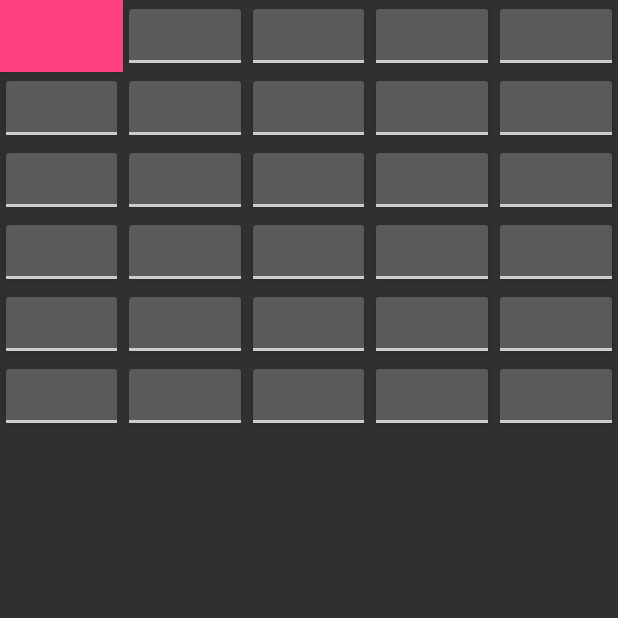
After one commit to Woktopus/BalekMobile, an Android app: the FigureActivity screen opened directly, with no data from a screen before it, on a phone screen of 412 x 824 dp, the top half of it. The commit adds this screen. Run offline under Robolectric (Android 15) with nearby library versions, the phone set to English and light mode, and no system bars.

Commit message:
toggle grid

```diff
--- /dev/null
+++ b/app/src/main/java/com/woktopus/balekmobile/FigureActivity.java
@@ -0,0 +1,15 @@
+package com.woktopus.balekmobile;
+
+import android.support.v7.app.AppCompatActivity;
+import android.os.Bundle;
+
+public class FigureActivity extends AppCompatActivity {
+
+    public static boolean resolved = false;
+
+    @Override
+    protected void onCreate(Bundle savedInstanceState) {
+        super.onCreate(savedInstanceState);
+        setContentView(R.layout.activity_figure);
+    }
+}
--- a/app/src/main/java/com/woktopus/balekmobile/MainActivity.java
+++ b/app/src/main/java/com/woktopus/balekmobile/MainActivity.java
@@ -2,6 +2,10 @@ package com.woktopus.balekmobile;
 
 import android.content.Intent;
 import android.graphics.Color;
+import android.graphics.drawable.Drawable;
+import android.os.Build;
+import android.support.annotation.RequiresApi;
+import android.support.v4.content.ContextCompat;
 import android.support.v7.app.AppCompatActivity;
 import android.os.Bundle;
 import android.view.View;
@@ -15,6 +19,7 @@ public class MainActivity extends AppCompatActivity {
     private Button simon;
     private Button code2;
     private Button missingWord;
+    private Button figure;
 
     @Override
     protected void onCreate(Bundle savedInstanceState) {
@@ -28,6 +33,7 @@ public class MainActivity extends AppCompatActivity {
         simon = findViewById(R.id.simon);
         code2 = findViewById(R.id.code2);
         missingWord = findViewById(R.id.missing_word);
+        figure = findViewById(R.id.figure);
 
         simon.setOnClickListener(new View.OnClickListener() {
             public void onClick(View v) {
@@ -60,8 +66,17 @@ public class MainActivity extends AppCompatActivity {
                 startActivity(intent);
             }
         });
+
+        figure.setOnClickListener(new View.OnClickListener() {
+            public void onClick(View v) {
+
+                Intent intent = new Intent(getApplicationContext(), FigureActivity.class);
+                startActivity(intent);
+            }
+        });
     }
 
+    @RequiresApi(api = Build.VERSION_CODES.JELLY_BEAN)
     @Override
     protected void onStart() {
         super.onStart();
@@ -71,7 +86,7 @@ public class MainActivity extends AppCompatActivity {
         }
 
         if(TakinActivity.resolved) {
-            takin.setBackgroundColor(Color.BLUE);
+            takin.setBackground(ContextCompat.getDrawable(this, R.drawable.rune_enabled));
         }
 
         if(Code2Activity.resolved) {
@@ -81,5 +96,9 @@ public class MainActivity extends AppCompatActivity {
         if(MissingWordActivity.resolved) {
             missingWord.setBackgroundColor(Color.BLUE);
         }
+
+        if(FigureActivity.resolved) {
+            missingWord.setBackgroundColor(Color.BLUE);
+        }
     }
 }
--- /dev/null
+++ b/app/src/main/res/layout/activity_figure.xml
@@ -0,0 +1,311 @@
+<?xml version="1.0" encoding="utf-8"?>
+<GridLayout xmlns:android="http://schemas.android.com/apk/res/android"
+    xmlns:app="http://schemas.android.com/apk/res-auto"
+    xmlns:tools="http://schemas.android.com/tools"
+    android:layout_width="match_parent"
+    android:layout_height="wrap_content"
+    android:columnCount="5"
+    android:orientation="horizontal">
+
+    <ToggleButton
+        android:id="@+id/toggleButton1"
+        android:layout_width="0dp"
+        android:layout_height="match_parent"
+        android:layout_columnWeight="1"
+        android:layout_rowWeight="1"
+        android:background="@color/colorPrimary"
+        android:foreground="@color/colorAccent"
+        android:text="ToggleButton"
+        android:textOff=""
+        android:textOn="" />
+
+    <ToggleButton
+        android:id="@+id/toggleButton2"
+        android:layout_width="0dp"
+        android:layout_height="match_parent"
+        android:layout_columnWeight="1"
+        android:layout_rowWeight="1"
+        android:text="ToggleButton"
+        android:textOff=""
+        android:textOn="" />
+
+    <ToggleButton
+        android:id="@+id/toggleButton3"
+        android:layout_width="0dp"
+        android:layout_height="match_parent"
+        android:layout_columnWeight="1"
+        android:layout_rowWeight="1"
+        android:text="ToggleButton"
+        android:textOff=""
+        android:textOn="" />
+
+    <ToggleButton
+        android:id="@+id/toggleButton4"
+        android:layout_width="0dp"
+        android:layout_height="match_parent"
+        android:layout_columnWeight="1"
+        android:layout_rowWeight="1"
+        android:text="ToggleButton"
+        android:textOff=""
+        android:textOn="" />
+
+    <ToggleButton
+        android:id="@+id/toggleButton5"
+        android:layout_width="0dp"
+        android:layout_height="match_parent"
+        android:layout_columnWeight="1"
+        android:layout_row="0"
+        android:text="ToggleButton"
+        android:textOff=""
+        android:textOn="" />
+
+    <ToggleButton
+        android:id="@+id/toggleButton6"
+        android:layout_width="0dp"
+        android:layout_height="match_parent"
+        android:layout_columnWeight="1"
+        android:layout_rowWeight="1"
+        android:text="ToggleButton"
+        android:textOff=""
+        android:textOn="" />
+
+    <ToggleButton
+        android:id="@+id/toggleButton7"
+        android:layout_width="0dp"
+        android:layout_height="match_parent"
+        android:layout_columnWeight="1"
+        android:layout_rowWeight="1"
+        android:text="ToggleButton"
+        android:textOff=""
+        android:textOn="" />
+
+    <ToggleButton
+        android:id="@+id/toggleButton8"
+        android:layout_width="0dp"
+        android:layout_height="match_parent"
+        android:layout_columnWeight="1"
+        android:layout_rowWeight="1"
+        android:text="ToggleButton"
+        android:textOff=""
+        android:textOn="" />
+
+    <ToggleButton
+        android:id="@+id/toggleButton9"
+        android:layout_width="0dp"
+        android:layout_height="match_parent"
+        android:layout_columnWeight="1"
+        android:layout_rowWeight="1"
+        android:text="ToggleButton"
+        android:textOff=""
+        android:textOn="" />
+
+    <ToggleButton
+        android:id="@+id/toggleButton10"
+        android:layout_width="0dp"
+        android:layout_height="match_parent"
+        android:layout_columnWeight="1"
+        android:layout_row="0"
+        android:text="ToggleButton"
+        android:textOff=""
+        android:textOn="" />
+
+    <ToggleButton
+        android:id="@+id/toggleButton11"
+        android:layout_width="0dp"
+        android:layout_height="match_parent"
+        android:layout_columnWeight="1"
+        android:layout_rowWeight="1"
+        android:text="ToggleButton"
+        android:textOff=""
+        android:textOn="" />
+
+    <ToggleButton
+        android:id="@+id/toggleButton12"
+        android:layout_width="0dp"
+        android:layout_height="match_parent"
+        android:layout_columnWeight="1"
+        android:layout_rowWeight="1"
+        android:text="ToggleButton"
+        android:textOff=""
+        android:textOn="" />
+
+    <ToggleButton
+        android:id="@+id/toggleButton13"
+        android:layout_width="0dp"
+        android:layout_height="match_parent"
+        android:layout_columnWeight="1"
+        android:layout_rowWeight="1"
+        android:text="ToggleButton"
+        android:textOff=""
+        android:textOn="" />
+
+    <ToggleButton
+        android:id="@+id/toggleButton14"
+        android:layout_width="0dp"
+        android:layout_height="match_parent"
+        android:layout_columnWeight="1"
+        android:layout_rowWeight="1"
+        android:text="ToggleButton"
+        android:textOff=""
+        android:textOn="" />
+
+    <ToggleButton
+        android:id="@+id/toggleButton15"
+        android:layout_width="0dp"
+        android:layout_height="match_parent"
+        android:layout_columnWeight="1"
+        android:layout_row="0"
+        android:text="ToggleButton"
+        android:textOff=""
+        android:textOn="" />
+
+    <ToggleButton
+        android:id="@+id/toggleButton16"
+        android:layout_width="0dp"
+        android:layout_height="match_parent"
+        android:layout_columnWeight="1"
+        android:layout_rowWeight="1"
+        android:text="ToggleButton"
+        android:textOff=""
+        android:textOn="" />
+
+    <ToggleButton
+        android:id="@+id/toggleButton17"
+        android:layout_width="0dp"
+        android:layout_height="match_parent"
+        android:layout_columnWeight="1"
+        android:layout_rowWeight="1"
+        android:text="ToggleButton"
+        android:textOff=""
+        android:textOn="" />
+
+    <ToggleButton
+        android:id="@+id/toggleButton18"
+        android:layout_width="0dp"
+        android:layout_height="match_parent"
+        android:layout_columnWeight="1"
+        android:layout_rowWeight="1"
+        android:text="ToggleButton"
+        android:textOff=""
+        android:textOn="" />
+
+    <ToggleButton
+        android:id="@+id/toggleButton19"
+        android:layout_width="0dp"
+        android:layout_height="match_parent"
+        android:layout_columnWeight="1"
+        android:layout_rowWeight="1"
+        android:text="ToggleButton"
+        android:textOff=""
+        android:textOn="" />
+
+    <ToggleButton
+        android:id="@+id/toggleButton20"
+        android:layout_width="0dp"
+        android:layout_height="match_parent"
+        android:layout_columnWeight="1"
+        android:layout_row="0"
+        android:text="ToggleButton"
+        android:textOff=""
+        android:textOn="" />
+
+    <ToggleButton
+        android:id="@+id/toggleButton21"
+        android:layout_width="0dp"
+        android:layout_height="match_parent"
+        android:layout_columnWeight="1"
+        android:layout_rowWeight="1"
+        android:text="ToggleButton"
+        android:textOff=""
+        android:textOn="" />
+
+    <ToggleButton
+        android:id="@+id/toggleButton22"
+        android:layout_width="0dp"
+        android:layout_height="match_parent"
+        android:layout_columnWeight="1"
+        android:layout_rowWeight="1"
+        android:text="ToggleButton"
+        android:textOff=""
+        android:textOn="" />
+
+    <ToggleButton
+        android:id="@+id/toggleButton23"
+        android:layout_width="0dp"
+        android:layout_height="match_parent"
+        android:layout_columnWeight="1"
+        android:layout_rowWeight="1"
+        android:text="ToggleButton"
+        android:textOff=""
+        android:textOn="" />
+
+    <ToggleButton
+        android:id="@+id/toggleButton24"
+        android:layout_width="0dp"
+        android:layout_height="match_parent"
+        android:layout_columnWeight="1"
+        android:layout_rowWeight="1"
+        android:text="ToggleButton"
+        android:textOff=""
+        android:textOn="" />
+
+    <ToggleButton
+        android:id="@+id/toggleButton25"
+        android:layout_width="0dp"
+        android:layout_height="match_parent"
+        android:layout_columnWeight="1"
+        android:layout_row="0"
+        android:text="ToggleButton"
+        android:textOff=""
+        android:textOn="" />
+
+    <ToggleButton
+        android:id="@+id/toggleButton26"
+        android:layout_width="0dp"
+        android:layout_height="match_parent"
+        android:layout_columnWeight="1"
+        android:layout_rowWeight="1"
+        android:text="ToggleButton"
+        android:textOff=""
+        android:textOn="" />
+
+    <ToggleButton
+        android:id="@+id/toggleButton27"
+        android:layout_width="0dp"
+        android:layout_height="match_parent"
+        android:layout_columnWeight="1"
+        android:layout_rowWeight="1"
+        android:text="ToggleButton"
+        android:textOff=""
+        android:textOn="" />
+
+    <ToggleButton
+        android:id="@+id/toggleButton28"
+        android:layout_width="0dp"
+        android:layout_height="match_parent"
+        android:layout_columnWeight="1"
+        android:layout_rowWeight="1"
+        android:text="ToggleButton"
+        android:textOff=""
+        android:textOn="" />
+
+    <ToggleButton
+        android:id="@+id/toggleButton29"
+        android:layout_width="0dp"
+        android:layout_height="match_parent"
+        android:layout_columnWeight="1"
+        android:layout_rowWeight="1"
+        android:text="ToggleButton"
+        android:textOff=""
+        android:textOn="" />
+
+    <ToggleButton
+        android:id="@+id/toggleButton30"
+        android:layout_width="0dp"
+        android:layout_height="match_parent"
+        android:layout_columnWeight="1"
+        android:layout_row="0"
+        android:text="ToggleButton"
+        android:textOff=""
+        android:textOn="" />
+</GridLayout>
--- a/app/src/main/res/layout/activity_main.xml
+++ b/app/src/main/res/layout/activity_main.xml
@@ -28,10 +28,11 @@
             android:id="@+id/taquin"
             android:layout_width="wrap_content"
             android:layout_height="wrap_content"
+            android:layout_alignLeft="@+id/figure"
             android:layout_alignParentTop="true"
-            android:layout_centerHorizontal="true"
-            android:layout_marginTop="146dp"
-            android:text="taquin"
+            android:layout_alignStart="@+id/figure"
+            android:layout_marginTop="147dp"
+            android:background="@drawable/rune_disabled"
             tools:layout_editor_absoluteX="148dp"
             tools:layout_editor_absoluteY="78dp" />
 
@@ -53,6 +54,16 @@
             android:layout_below="@+id/code2"
             android:layout_marginTop="25dp"
             android:text="missing word" />
+
+        <Button
+            android:id="@+id/figure"
+            android:layout_width="wrap_content"
+            android:layout_height="wrap_content"
+            android:layout_centerHorizontal="true"
+            android:layout_below="@+id/missing_word"
+            android:layout_marginTop="25dp"
+            android:text="Figure" />
+
     </RelativeLayout>
 
 </android.support.constraint.ConstraintLayout>
--- a/app/src/main/res/values/colors.xml
+++ b/app/src/main/res/values/colors.xml
@@ -1,8 +1,8 @@
 <?xml version="1.0" encoding="utf-8"?>
 <resources>
-    <color name="colorPrimary">#3F51B5</color>
+    <color name="colorPrimary">#3f51b5</color>
     <color name="colorPrimaryDark">#303F9F</color>
-    <color name="colorAccent">#FF4081</color>
+    <color name="colorAccent">#ff4081</color>
 
     <color name="black_overlay">#66000000</color>
 </resources>
```
Also changed, not shown: app/src/main/AndroidManifest.xml (+4 -3 lines), app/src/main/res/drawable/rune_disabled.png (added), app/src/main/res/drawable/rune_enabled.png (added).
